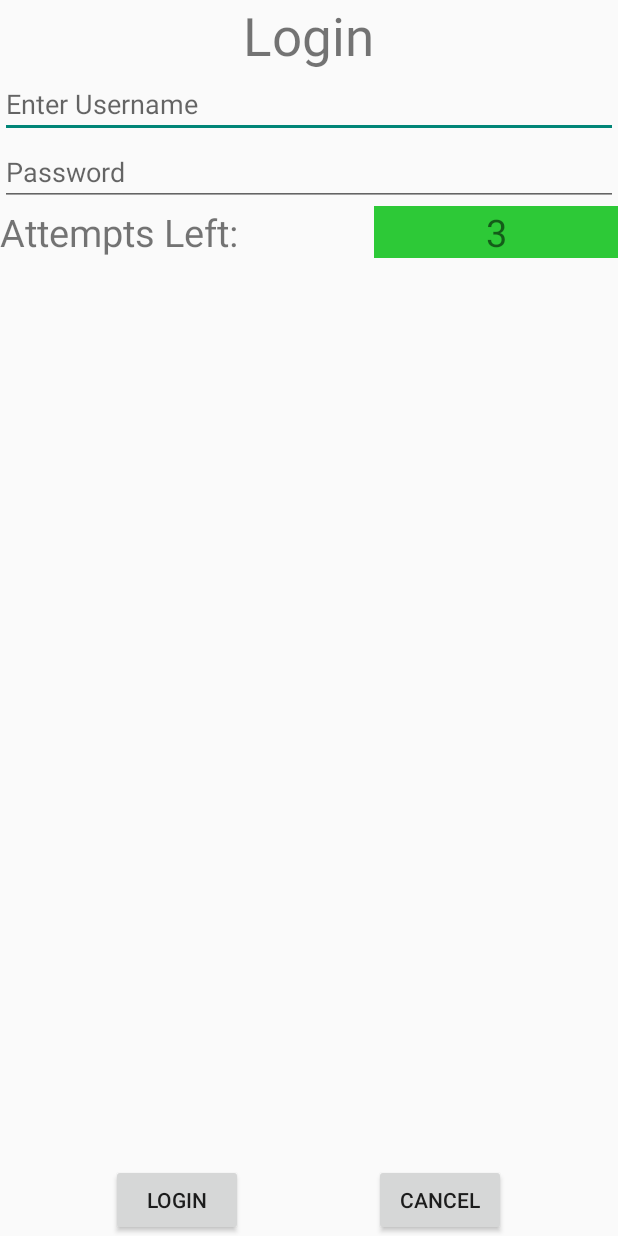
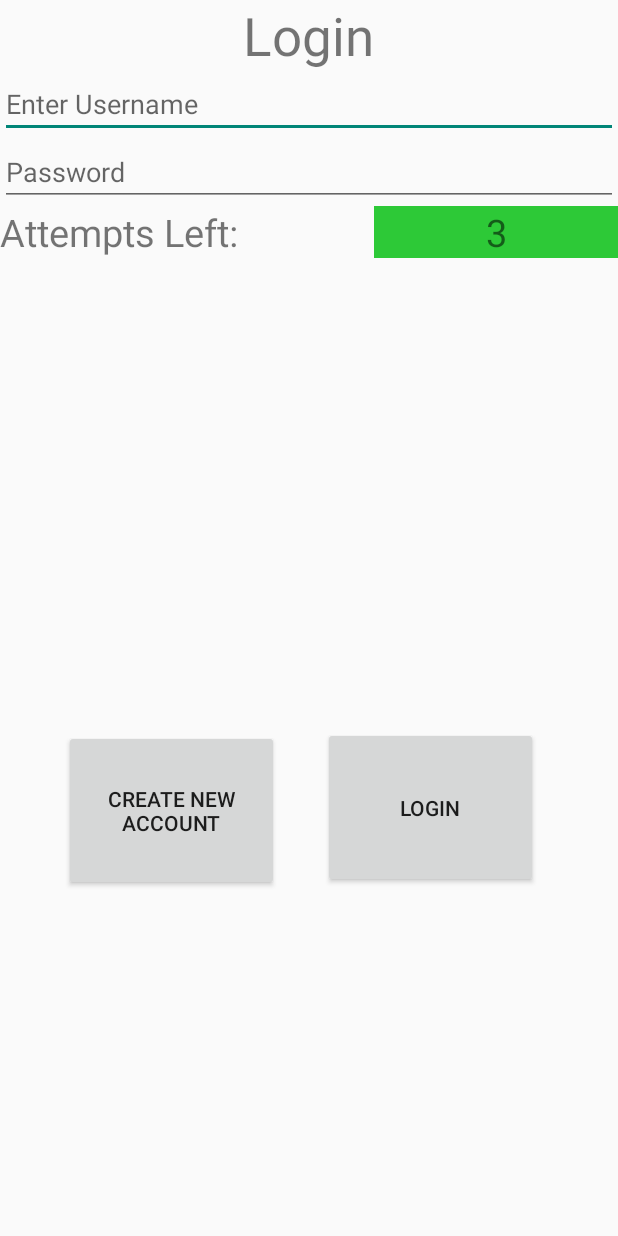
Before and after one commit to brianazick/senior_project, an Android app: the LoginActivity screen opened directly, with no data from a screen before it, on a phone screen of 412 x 824 dp. Run offline under Robolectric (Android 15) with nearby library versions, the phone set to English and light mode, and no system bars.

Commit message:
improve login UI and user submission checking

```diff
--- a/app/build.gradle
+++ b/app/build.gradle
@@ -4,7 +4,7 @@ android {
     compileSdkVersion 28
     defaultConfig {
         applicationId "edu.union.remote_desktop_power_switch"
-        minSdkVersion 23
+        minSdkVersion 26
         targetSdkVersion 28
         versionCode 1
         versionName "1.0"
--- a/app/src/main/java/edu/union/remote_desktop_power_switch/LoginActivity.java
+++ b/app/src/main/java/edu/union/remote_desktop_power_switch/LoginActivity.java
@@ -25,6 +25,7 @@ public class LoginActivity  extends AppCompatActivity {
 
 
     private Button login_button, cancel_button;
+
     private EditText username_field, password_field;
     private TextView attempts_counter_display;
     private int login_counter;
@@ -37,9 +38,7 @@ public class LoginActivity  extends AppCompatActivity {
         super.onCreate(savedInstanceState);
         setContentView(R.layout.activity_login);
 
-        login_button = (Button) findViewById(R.id.button);
-        cancel_button = (Button) findViewById(R.id.button2);
-
+        login_button = (Button) findViewById(R.id.button2);
         username_field = (EditText) findViewById(R.id.editText);
         password_field = (EditText) findViewById(R.id.editText2);
 
@@ -64,19 +63,22 @@ public class LoginActivity  extends AppCompatActivity {
        Log.d("pw_salt", password_salt);
        Log.d("username_salt", username_salt);
 
+       String passed_password = password_field.getText().toString();
+       String passed_username = username_field.getText().toString();
+
         if(!user_exists
            || encrypted_password.equals("none")
            || encrypted_username.equals("none")
            || password_salt.equals("none")
            || username_salt.equals("none")) {
             Toast.makeText(getApplicationContext(),"There are no credentials currently stored.",Toast.LENGTH_SHORT).show();
+        } else if(passed_password.equals("") || passed_username.equals("")) {
+            login_counter--;
+            check_login_attempts();
+            update_attempt_counter();
         } else {
 
             try {
-
-                String passed_password = password_field.getText().toString();
-                String passed_username = username_field.getText().toString();
-
                 char[] passed_password_chars = passed_password.toCharArray();
                 char[] passed_username_chars = passed_username.toCharArray();
 
@@ -106,7 +108,7 @@ public class LoginActivity  extends AppCompatActivity {
         }
     }
 
-    public void cancel(View view) {
+    public void createNew(View view) {
         finish();
     }
 
--- a/app/src/main/res/layout/activity_login.xml
+++ b/app/src/main/res/layout/activity_login.xml
@@ -1,94 +1,100 @@
 <?xml version = "1.0" encoding = "utf-8"?>
-<RelativeLayout xmlns:android = "http://schemas.android.com/apk/res/android"
-    xmlns:tools = "http://schemas.android.com/tools"
-    android:layout_width = "match_parent"
-    android:layout_height = "match_parent"
-    tools:context = ".LoginActivity">
+<RelativeLayout xmlns:android="http://schemas.android.com/apk/res/android"
+    xmlns:tools="http://schemas.android.com/tools"
+    android:layout_width="match_parent"
+    android:layout_height="match_parent"
+    tools:context=".LoginActivity">
 
     <TextView
-        android:text = "@string/login"
+        android:id="@+id/textview"
         android:layout_width="wrap_content"
-        android:layout_height = "wrap_content"
-        android:id = "@+id/textview"
-        android:textSize = "35sp"
-        android:layout_alignParentTop = "true"
-        android:layout_centerHorizontal = "true" />
+        android:layout_height="wrap_content"
+        android:layout_alignParentTop="true"
+        android:layout_centerHorizontal="true"
+        android:text="@string/login"
+        android:textSize="35sp" />
 
     <EditText
-        android:layout_width = "wrap_content"
-        android:layout_height = "wrap_content"
-        android:id = "@+id/editText"
-        android:hint = "@string/enter_name"
-        android:focusable = "true"
-        android:layout_marginTop = "46dp"
-        android:layout_below = "@+id/imageView"
-        android:layout_alignParentLeft = "true"
-        android:layout_alignParentStart = "true"
-        android:layout_alignParentRight = "true"
-        android:layout_alignParentEnd = "true" />
+        android:id="@+id/editText"
+        android:layout_width="wrap_content"
+        android:layout_height="wrap_content"
+        android:layout_below="@+id/imageView"
+        android:layout_alignParentStart="true"
+        android:layout_alignParentLeft="true"
+        android:layout_alignParentEnd="true"
+        android:layout_alignParentRight="true"
+        android:layout_marginTop="46dp"
+        android:focusable="true"
+        android:hint="@string/enter_name"
+        android:autofillHints=""
+        android:inputType="" />
 
     <ImageView
+        android:id="@+id/imageView"
         android:layout_width="wrap_content"
         android:layout_height="wrap_content"
-        android:id="@+id/imageView"
-        android:src="@drawable/red"
-        android:layout_centerHorizontal="true" />
+        android:layout_centerHorizontal="true"
+        android:contentDescription="@string/login_prompt"
+        android:src="@drawable/red" />
 
     <EditText
+        android:id="@+id/editText2"
         android:layout_width="wrap_content"
         android:layout_height="wrap_content"
+        android:layout_below="@+id/editText"
+        android:layout_alignEnd="@+id/editText"
+        android:layout_alignRight="@+id/editText"
+        android:layout_alignParentStart="true"
+        android:layout_alignParentLeft="true"
+        android:ems="10"
+        android:hint="@string/password"
         android:inputType="textPassword"
-        android:ems="10"
-        android:id="@+id/editText2"
-        android:layout_below="@+id/editText"
-        android:layout_alignParentLeft="true"
-        android:layout_alignParentStart="true"
-        android:layout_alignRight="@+id/editText"
-        android:layout_alignEnd="@+id/editText"
-        android:hint="@string/password" />
+        android:autofillHints="" />
 
     <TextView
+        android:id="@+id/textView2"
         android:layout_width="wrap_content"
         android:layout_height="wrap_content"
+        android:layout_below="@+id/editText2"
+        android:layout_alignParentStart="true"
+        android:layout_alignParentLeft="false"
         android:text="@string/attempts_left"
-        android:id="@+id/textView2"
-        android:layout_below="@+id/editText2"
-        android:layout_alignParentLeft="true"
-        android:layout_alignParentStart="true"
         android:textSize="25sp" />
 
     <TextView
+        android:id="@+id/textView3"
         android:layout_width="wrap_content"
         android:layout_height="wrap_content"
+        android:layout_alignTop="@+id/textView2"
+        android:layout_alignBottom="@+id/textView2"
+        android:layout_alignParentEnd="true"
+        android:layout_alignParentRight="true"
+        android:layout_toEndOf="@+id/textview"
+        android:layout_toRightOf="@+id/textview"
+        android:gravity="center"
         android:text="New Text"
-        android:id="@+id/textView3"
-        android:layout_alignTop="@+id/textView2"
-        android:layout_alignParentRight="true"
-        android:layout_alignParentEnd="true"
-        android:layout_alignBottom="@+id/textView2"
-        android:layout_toEndOf="@+id/textview"
-        android:textSize="25sp"
-        android:layout_toRightOf="@+id/textview"
-        android:gravity="center"/>
+        android:textSize="25sp" />
 
     <Button
         android:id="@+id/button"
-        android:layout_width="wrap_content"
-        android:layout_height="wrap_content"
+        android:layout_width="143dp"
+        android:layout_height="107dp"
         android:layout_alignParentBottom="true"
-        android:layout_toStartOf="@+id/textview"
+        android:layout_marginRight="-24dp"
+        android:layout_marginBottom="230dp"
         android:layout_toLeftOf="@+id/textview"
+        android:onClick="createNew"
+        android:text="@string/create_new_account" />
+
+    <Button
+        android:id="@+id/button2"
+        android:layout_width="143dp"
+        android:layout_height="107dp"
+        android:layout_alignParentBottom="true"
+        android:layout_marginLeft="-34dp"
+        android:layout_marginBottom="232dp"
+        android:layout_toEndOf="@+id/textview"
         android:onClick="attemptLogin"
         android:text="@string/login" />
 
-    <Button
-        android:id="@+id/button2"
-        android:layout_width="wrap_content"
-        android:layout_height="wrap_content"
-        android:layout_alignParentBottom="true"
-        android:layout_toEndOf="@+id/textview"
-        android:layout_toRightOf="@+id/textview"
-        android:onClick="cancel"
-        android:text="@string/cancel" />
-
 </RelativeLayout>
--- a/app/src/main/res/layout/activity_main.xml
+++ b/app/src/main/res/layout/activity_main.xml
@@ -11,10 +11,8 @@
         android:layout_width="143dp"
         android:layout_height="107dp"
         android:layout_marginStart="117dp"
-        android:layout_marginLeft="117dp"
         android:layout_marginTop="32dp"
         android:layout_marginEnd="117dp"
-        android:layout_marginRight="117dp"
         android:layout_marginBottom="32dp"
         android:background="@color/default_button_grey"
         android:onClick="sendPowerSignal"
--- a/app/src/main/res/values/strings.xml
+++ b/app/src/main/res/values/strings.xml
@@ -19,4 +19,6 @@
     <string name="timeout">Timed out for %d minutes due to failed attempts.</string>
     <string name="public_iv_personal">PUBLIC_IV_PERSONAL</string>
     <string name="bad_pws">Passwords did not match. Try again.</string>
+    <string name="create_new_account">Create new account</string>
+    <string name="login_prompt">Login prompt</string>
 </resources>
```
Also changed, not shown: 15 other files.
